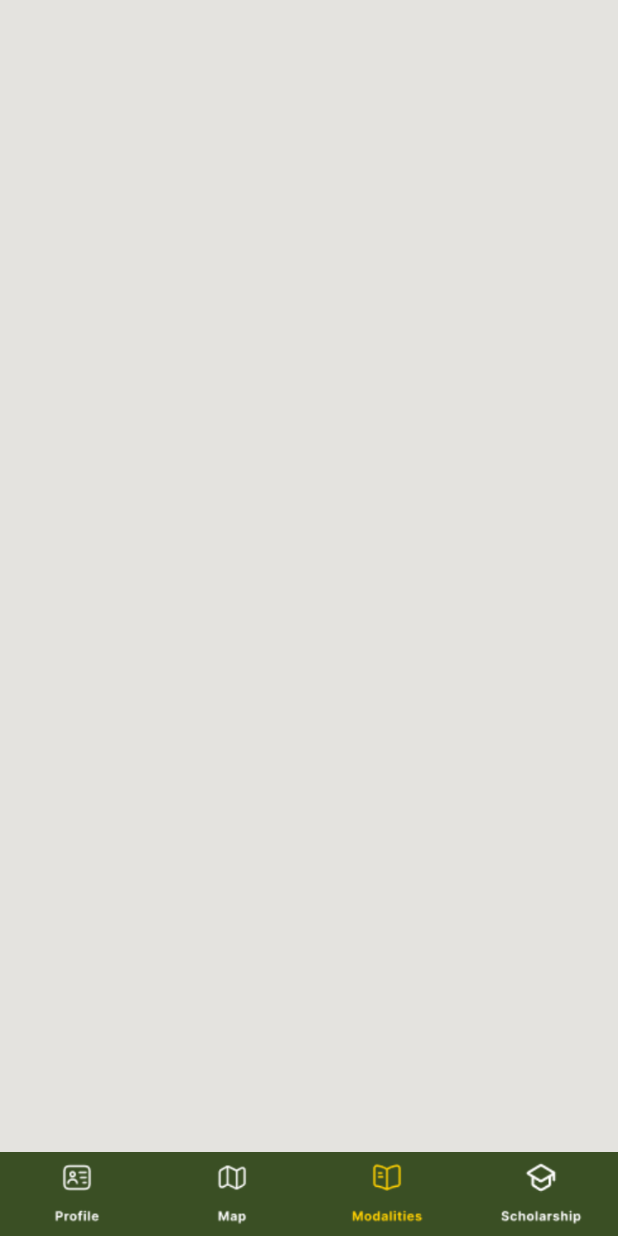
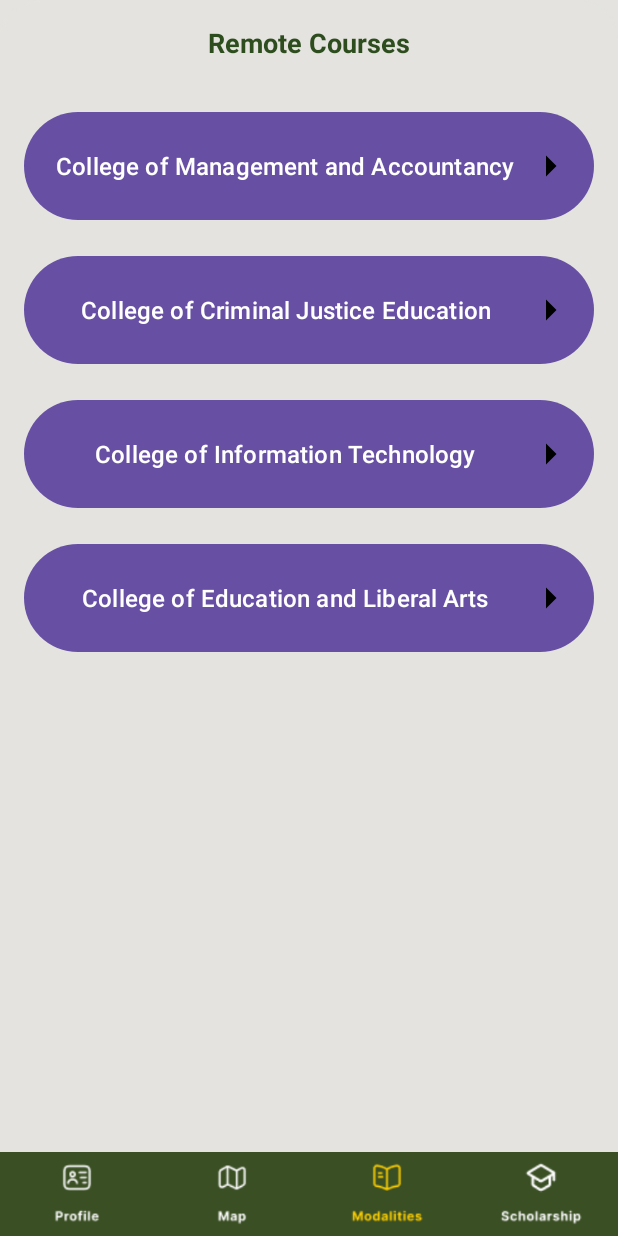
Before and after one commit to Soljira/Student-Handbook-App, an Android app: the RemoteCoursesActivity screen opened directly, with no data from a screen before it, on a phone screen of 412 x 824 dp. Run offline under Robolectric (Android 15) with nearby library versions, the phone set to English and light mode, and no system bars.

Commit message:
added flex remote desc

```diff
--- a/app/src/main/java/com/example/ite393exam/modalities/RemoteCoursesActivity.kt
+++ b/app/src/main/java/com/example/ite393exam/modalities/RemoteCoursesActivity.kt
@@ -1,9 +1,15 @@
 package com.example.ite393exam.modalities
 
 import android.annotation.SuppressLint
+import android.content.Intent
 import android.os.Bundle
+import android.widget.Button
 import androidx.appcompat.app.AppCompatActivity
 import com.example.ite393exam.R
+import com.example.ite393exam.courses.CrimJusticeRadActivity
+import com.example.ite393exam.courses.EducAndLibArtsActivity
+import com.example.ite393exam.courses.InfoTechActivity
+import com.example.ite393exam.courses.ManagementAccountancyActivity
 import com.example.ite393exam.helpers.BottomNavigationHelper
 import com.google.android.material.bottomnavigation.BottomNavigationView
 
@@ -20,7 +26,29 @@ class RemoteCoursesActivity : AppCompatActivity() {
         val menuItem = bottomNavigationView.menu.findItem(R.id.nav_modalities)
         menuItem.isChecked = true  // ensures that map button thingy stays checked
 
+        val buttonManageAcc: Button = findViewById(R.id.button_management_Acc)
+        val buttonCriminalJustice: Button = findViewById(R.id.button_bs_crim)
+        val buttonInfoTech: Button = findViewById(R.id.button_bs_it)
+        val buttonCela: Button = findViewById(R.id.button_bs_educ_liberal_arts)
 
+        buttonManageAcc.setOnClickListener{
+            navigateToActivity(ManagementAccountancyActivity::class.java)
+        }
 
+        buttonCriminalJustice.setOnClickListener {
+            navigateToActivity(CrimJusticeRadActivity::class.java)
+        }
+
+        buttonInfoTech.setOnClickListener{
+            navigateToActivity(InfoTechActivity::class.java)
+        }
+
+        buttonCela.setOnClickListener{
+            navigateToActivity(EducAndLibArtsActivity::class.java)
+        }
+    }
+    private fun navigateToActivity(activityClass: Class<*>) {
+        val intent = Intent(this, activityClass)
+        startActivity(intent)
     }
 }
--- a/app/src/main/res/layout/activity_remote_courses.xml
+++ b/app/src/main/res/layout/activity_remote_courses.xml
@@ -5,7 +5,74 @@
     android:background="@color/offwhite"
     xmlns:app="http://schemas.android.com/apk/res-auto">
 
+    <ScrollView
+        android:layout_width="match_parent"
+        android:layout_height="match_parent"
+        android:padding="16dp"
+        android:background="@drawable/gray_bg">
 
+
+
+    <LinearLayout
+        android:layout_width="match_parent"
+        android:layout_height="wrap_content"
+        android:orientation="vertical">
+
+        <TextView
+            android:id="@+id/campus_title"
+            android:layout_width="match_parent"
+            android:layout_height="wrap_content"
+            android:layout_marginBottom="30dp"
+            android:text="Remote Courses"
+            android:textColor="#2E4D1E"
+            android:textSize="18sp"
+            android:textStyle="bold"
+            android:textAlignment="center"/>
+
+        <Button
+            android:id="@+id/button_management_Acc"
+            android:layout_width="match_parent"
+            android:layout_height="80dp"
+            android:layout_marginBottom="16dp"
+            android:text="College of Management and Accountancy"
+            android:drawableEnd="@drawable/arrow_right"
+            android:padding="16dp"
+            android:textSize="16sp" />
+
+        <Button
+            android:id="@+id/button_bs_crim"
+            android:layout_width="match_parent"
+            android:layout_height="80dp"
+            android:layout_marginBottom="16dp"
+            android:text="College of Criminal Justice Education"
+            android:drawableEnd="@drawable/arrow_right"
+            android:padding="16dp"
+            android:textSize="16sp" />
+
+        <Button
+            android:id="@+id/button_bs_it"
+            android:layout_width="match_parent"
+            android:layout_height="80dp"
+            android:layout_marginBottom="16dp"
+            android:text="College of Information Technology"
+            android:drawableEnd="@drawable/arrow_right"
+            android:padding="16dp"
+            android:textSize="16sp" />
+
+        <Button
+            android:id="@+id/button_bs_educ_liberal_arts"
+            android:layout_width="match_parent"
+            android:layout_height="80dp"
+            android:layout_marginBottom="16dp"
+            android:text="College of Education and Liberal Arts"
+            android:drawableEnd="@drawable/arrow_right"
+            android:padding="16dp"
+            android:textSize="16sp" />
+
+
+
+    </LinearLayout>
+    </ScrollView>
     <com.google.android.material.bottomnavigation.BottomNavigationView
         android:id="@+id/bottomNavigationView"
         style="@style/CustomBottomNavigationView"
@@ -25,5 +92,4 @@
         app:layout_constraintTop_toTopOf="parent"
         app:layout_constraintVertical_bias="1.0"
         app:menu="@menu/bottom_nav" />
-
 </androidx.constraintlayout.widget.ConstraintLayout>
```
Also changed, not shown: app/src/main/java/com/example/ite393exam/courses/CrimJusticeRadActivity.kt (added, +12 -0 lines), app/src/main/java/com/example/ite393exam/courses/EducAndLibArtsActivity.kt (added, +12 -0 lines), app/src/main/java/com/example/ite393exam/courses/InfoTechActivity.kt (added, +12 -0 lines), app/src/main/java/com/example/ite393exam/courses/ManagementAccountancyActivity.kt (added, +12 -0 lines), app/src/main/res/layout/activity_crim_rad.xml (added, +62 -0 lines), app/src/main/res/layout/activity_educ_lib_arts.xml (added, +62 -0 lines), app/src/main/res/layout/activity_information_tech.xml (added, +62 -0 lines), app/src/main/res/layout/activity_manage_accountancy.xml (added, +62 -0 lines).
